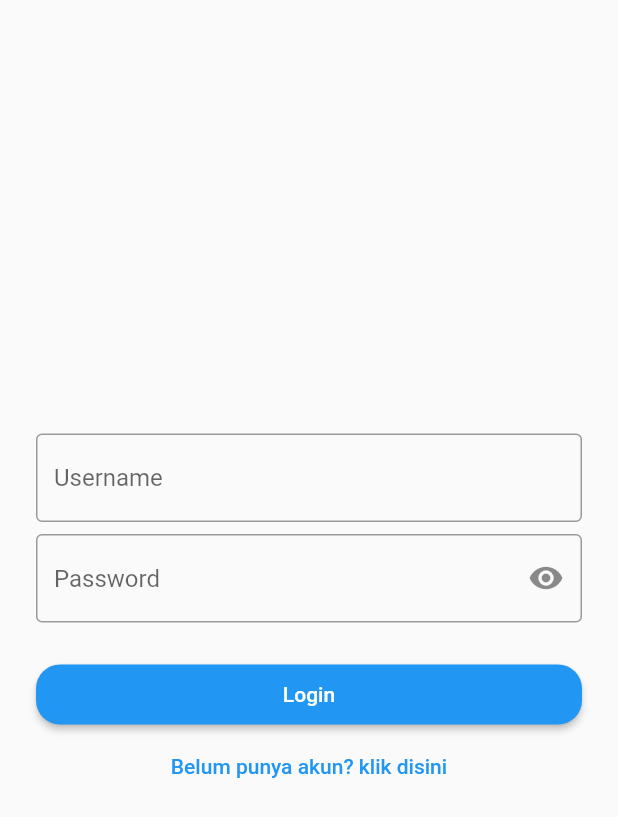
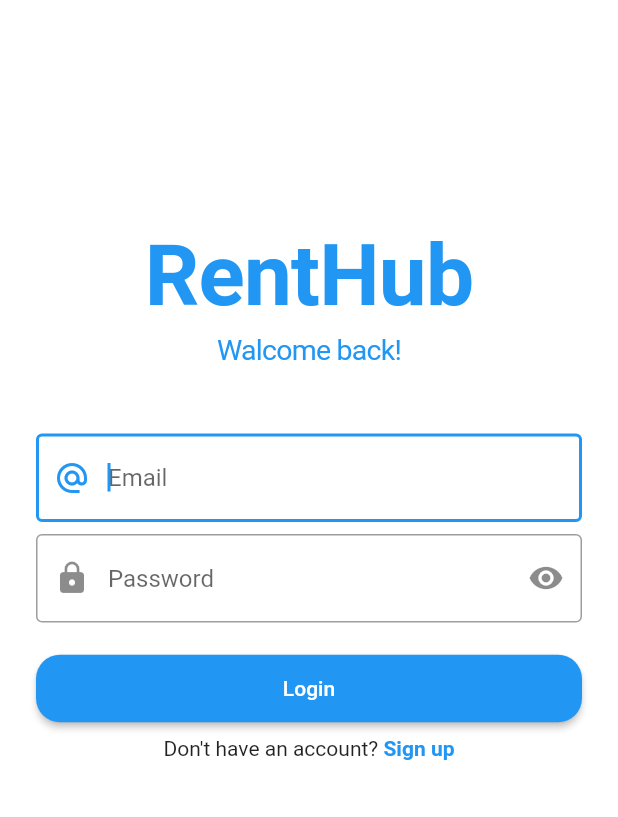
Before and after one commit to JodiKurniawan99/renthub_app, a Flutter app: the screen it shows after launch, on a phone screen of 412 x 824 dp. Shown: the top 817 px of the screen. Run offline on Flutter 3.47's test engine with Material 2 defaults, Android fonts, the phone set to English and light mode, and no system bars; our stand-ins replace cloud_firestore, fancy_bottom_navigation, firebase_auth, firebase_core, google_fonts; accounts and stored records are empty.

Commit message:
Change login screen & get current user id

```diff
--- a/lib/data/model/cust_model.dart
+++ b/lib/data/model/cust_model.dart
@@ -1,15 +1,37 @@
 class CustModel {
-  String name;
-  String email;
-  String userid;
-  String role;
-  String tlp;
+  String? name;
+  String? email;
+  String? userid;
+  String? role;
+  String? tlp;
 
   CustModel({
-    required this.name,
-    required this.email,
-    required this.userid,
-    required this.role,
-    required this.tlp,
+    this.name,
+    this.email,
+    this.userid,
+    this.role,
+    this.tlp,
   });
+
+  //from server
+  factory CustModel.fromMap(map) {
+    return CustModel(
+      name: map['name'],
+      email: map['email'],
+      userid: map['userid'],
+      role: map['role'],
+      tlp: map['tlp'],
+    );
+  }
+
+  //to server
+  Map<String, dynamic> toMap() {
+    return {
+      'name': name,
+      'email': email,
+      'userid': userid,
+      'role': role,
+      'tlp': tlp,
+    };
+  }
 }
--- a/lib/screens/login_screen.dart
+++ b/lib/screens/login_screen.dart
@@ -20,34 +20,61 @@ class _LoginScreenState extends State<LoginScreen> {
 
   bool _hiddenText = true;
   bool _isLoading = false;
+
   @override
   Widget build(BuildContext context) {
-    return Scaffold(
-      body: Padding(
+    return MaterialApp(
+        debugShowCheckedModeBanner: false,
+        home: Scaffold(
+            backgroundColor: Colors.white,
+            body: SingleChildScrollView(
+              child: Padding(
                 padding: const EdgeInsets.symmetric(horizontal: 24.0),
                 child: Column(
-          mainAxisAlignment: MainAxisAlignment.center,
                   crossAxisAlignment: CrossAxisAlignment.stretch,
                   children: [
                     _isLoading
                         ? Center(child: CircularProgressIndicator())
                         : Container(),
+                    SizedBox(height: 150.0),
+                    Text('RentHub',
+                        textAlign: TextAlign.center,
+                        style: TextStyle(
+                            color: Theme.of(context).primaryColor,
+                            fontSize: 57,
+                            fontWeight: FontWeight.bold,
+                            letterSpacing: -0.5)),
+                    SizedBox(height: 5.0),
+                    Text('Walcome back!',
+                        textAlign: TextAlign.center,
+                        style: TextStyle(
+                            color: Theme.of(context).primaryColor,
+                            fontSize: 19,
+                            letterSpacing: -0.5)),
+                    SizedBox(height: 45.0),
                     TextField(
                       controller: _email,
+                      autofocus: true,
+                      textInputAction: TextInputAction.next,
+                      keyboardType: TextInputType.emailAddress,
                       decoration: InputDecoration(
                         border: OutlineInputBorder(),
-                hintText: 'Username',
+                        prefixIcon: Icon(Icons.alternate_email),
+                        hintText: 'Email',
                       ),
                     ),
                     SizedBox(height: 8.0),
                     TextField(
                       controller: _password,
                       obscureText: _hiddenText,
+                      textInputAction: TextInputAction.done,
                       decoration: InputDecoration(
                         border: OutlineInputBorder(),
+                        prefixIcon: Icon(Icons.lock),
                         suffixIcon: IconButton(
-                  icon: Icon(
-                      _hiddenText ? Icons.visibility : Icons.visibility_off),
+                          icon: Icon(_hiddenText
+                              ? Icons.visibility
+                              : Icons.visibility_off),
                           onPressed: () {
                             setState(() {
                               _hiddenText = !_hiddenText;
@@ -57,12 +84,12 @@ class _LoginScreenState extends State<LoginScreen> {
                         hintText: 'Password',
                       ),
                     ),
-            SizedBox(height: 24.0),
+                    SizedBox(height: 20.0),
                     MaterialButton(
                       child: Text('Login'),
                       color: Theme.of(context).primaryColor,
                       textTheme: ButtonTextTheme.primary,
-              height: 40,
+                      height: 45,
                       shape: RoundedRectangleBorder(
                         borderRadius: BorderRadius.circular(16),
                       ),
@@ -80,21 +107,42 @@ class _LoginScreenState extends State<LoginScreen> {
 
                           String uid = result.user!.uid;
 
-                  var userDoc = FirebaseFirestore.instance.collection('Users');
+                          var userDoc =
+                              FirebaseFirestore.instance.collection('Users');
                           var snapshot = await userDoc.doc(uid).get();
                           if (snapshot.exists) {
                             Map<String, dynamic>? data = snapshot.data();
                             var value = data?['role'];
-                    if(value != 'customer'){
-                       Navigator.pushReplacementNamed(context, HomeRentScreen.routeId);
-                    }
-                    else{
-                      Navigator.pushReplacementNamed(context, HomeCustcreen.routeId);
+                            if (value != 'customer') {
+                              Navigator.pushReplacementNamed(
+                                  context, HomeRentScreen.routeId);
+                            } else {
+                              Navigator.pushReplacement(
+                                  context,
+                                  MaterialPageRoute(
+                                      builder: (context) => HomeCustcreen()));
                             }
                           }
                         } catch (e) {
-                  final snackbar = SnackBar(content: Text(e.toString()));
-                  ScaffoldMessenger.of(context).showSnackBar(snackbar);
+                          showDialog(
+                            context: context,
+                            builder: (BuildContext context) {
+                              return AlertDialog(
+                                title: Text('Login failed!'),
+                                shape: RoundedRectangleBorder(
+                                    borderRadius:
+                                        BorderRadius.all(Radius.circular(8.0))),
+                                actions: <Widget>[
+                                  TextButton(
+                                    child: Text('Close'),
+                                    onPressed: () {
+                                      Navigator.pop(context);
+                                    },
+                                  ),
+                                ],
+                              );
+                            },
+                          );
                         } finally {
                           setState(() {
                             _isLoading = false;
@@ -102,16 +150,30 @@ class _LoginScreenState extends State<LoginScreen> {
                         }
                       },
                     ),
-            TextButton(
-              child: Text('Belum punya akun? klik disini'),
-              onPressed: () {
-                Navigator.push(context,
-                    MaterialPageRoute(builder: (context) => RegisterScreen()));
+                    SizedBox(height: 8.0),
+                    Row(
+                      mainAxisAlignment: MainAxisAlignment.center,
+                      children: <Widget>[
+                        Text("Don't have an account? "),
+                        GestureDetector(
+                            onTap: () {
+                              Navigator.push(
+                                  context,
+                                  MaterialPageRoute(
+                                      builder: (context) => RegisterScreen()));
                             },
+                            child: Text(
+                              'Sign up',
+                              style: TextStyle(
+                                  fontWeight: FontWeight.bold,
+                                  color: Colors.blue),
+                            ))
+                      ],
                     ),
+                    SizedBox(height: 50.0),
                   ],
                 ),
               ),
-    );
+            )));
   }
 }
```
Also changed, not shown: lib/screens/profile_cust_screen.dart (+38 -41 lines), lib/screens/register_screen.dart (+24 -10 lines). Lines whose indentation alone changed are shown as unchanged.
